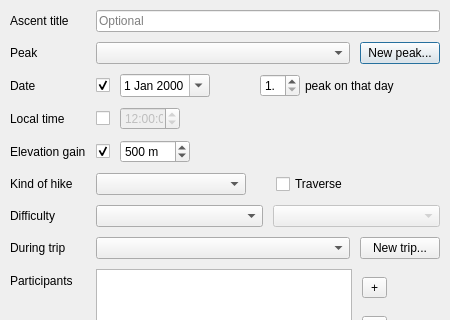
The window that src/ui/ascent_dialog.ui (svetter/pal) describes before a commit, drawn with Qt 5; both pictures show x 0 to 450 and y 0 to 320 of the 450 by 725 pixel window.
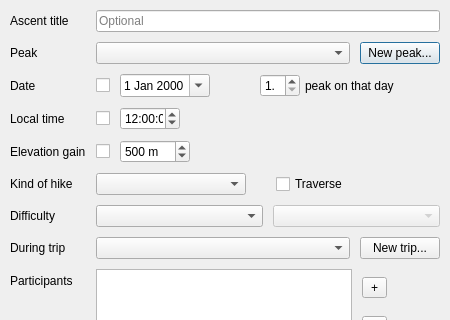
The same window after the commit.

Patch:
```diff
--- a/src/ui/ascent_dialog.ui
+++ b/src/ui/ascent_dialog.ui
@@ -132,9 +132,6 @@
          <property name="text">
           <string/>
          </property>
-         <property name="checked">
-          <bool>true</bool>
-         </property>
         </widget>
        </item>
        <item>
@@ -267,9 +264,6 @@
        </item>
        <item>
         <widget class="QTimeEdit" name="timeWidget">
-         <property name="enabled">
-          <bool>false</bool>
-         </property>
          <property name="sizePolicy">
           <sizepolicy hsizetype="Fixed" vsizetype="Fixed">
            <horstretch>0</horstretch>
@@ -344,9 +338,6 @@
          <property name="text">
           <string/>
          </property>
-         <property name="checked">
-          <bool>true</bool>
-         </property>
         </widget>
        </item>
        <item>
```
Left out of the diff: 2 changed lines with no effect on the pictures.
